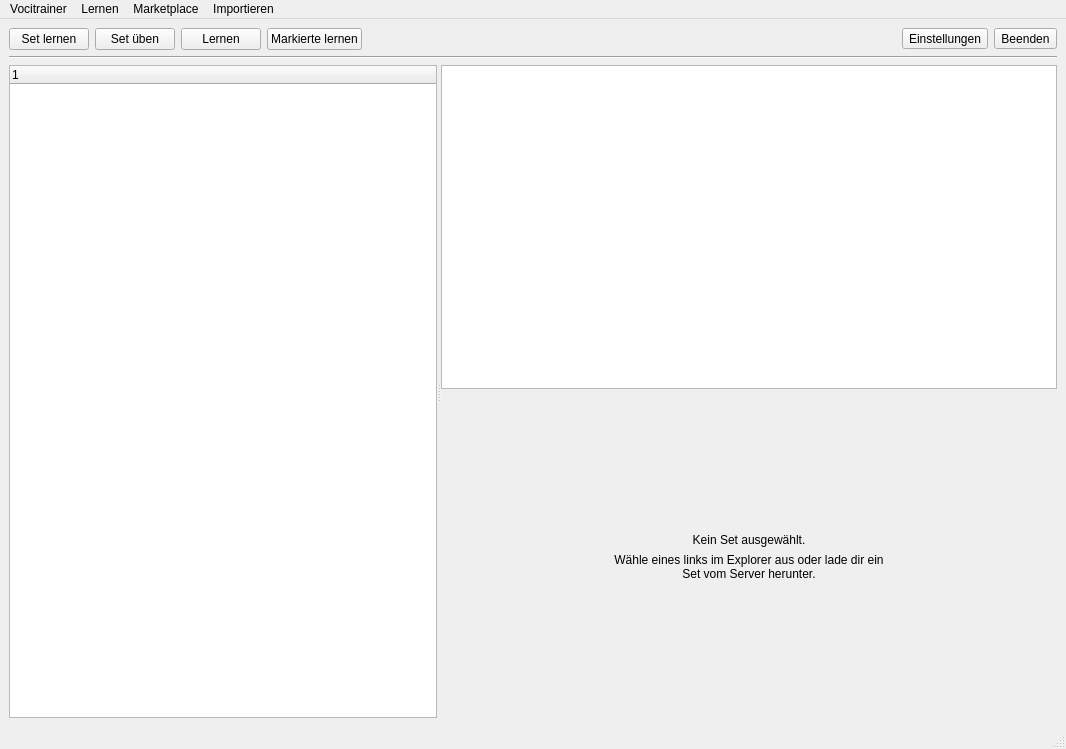
This is Client/res/hauptfenster.ui in samuelx12/Vocitrainer as Qt 5 draws it before an edit. The edited form follows.
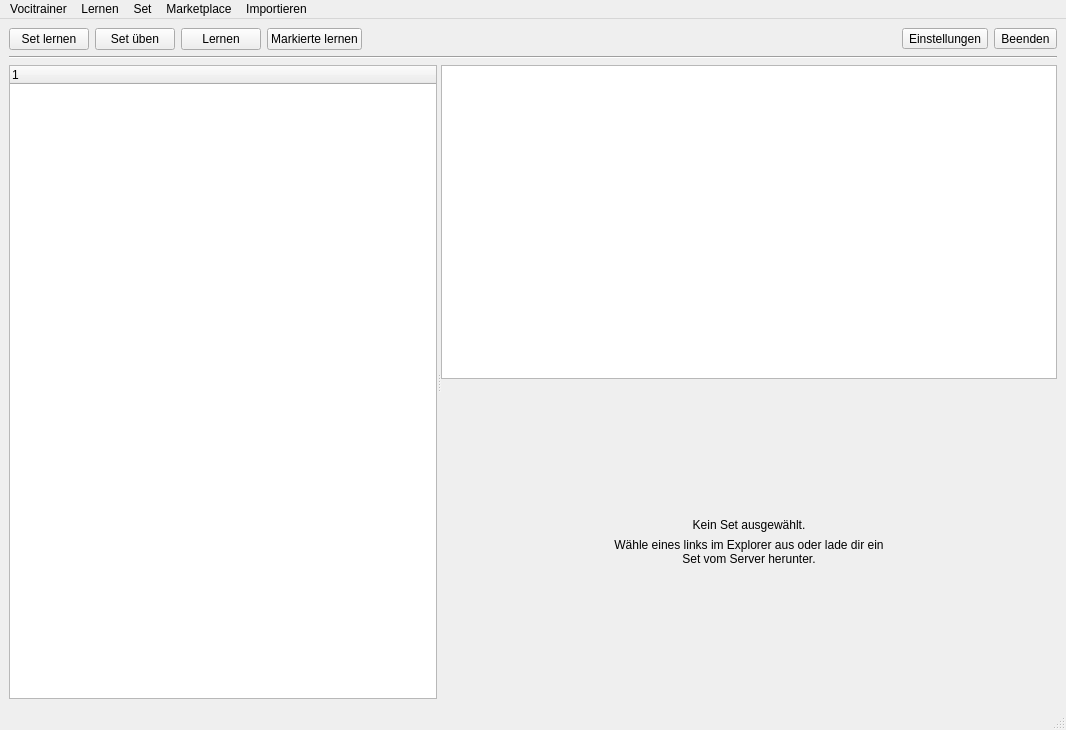
This is the edited form. Icons and pictures are not drawn.

Patch:
```diff
--- a/Client/res/hauptfenster.ui
+++ b/Client/res/hauptfenster.ui
@@ -7,7 +7,7 @@
     <x>0</x>
     <y>0</y>
     <width>1066</width>
-    <height>749</height>
+    <height>730</height>
    </rect>
   </property>
   <property name="windowTitle">
@@ -391,8 +391,16 @@
     </property>
     <addaction name="mn_CSV_importieren"/>
    </widget>
+   <widget class="QMenu" name="menuSet">
+    <property name="title">
+     <string>Set</string>
+    </property>
+    <addaction name="mn_WoerterHinzufuegen"/>
+    <addaction name="mn_FortschrittZuruecksetzen"/>
+   </widget>
    <addaction name="menuVocitrainer"/>
    <addaction name="menuLernen"/>
+   <addaction name="menuSet"/>
    <addaction name="menuMarketplace"/>
    <addaction name="menuImportieren"/>
   </widget>
```
Left out of the diff: 29 changed lines with no effect on the pictures.
